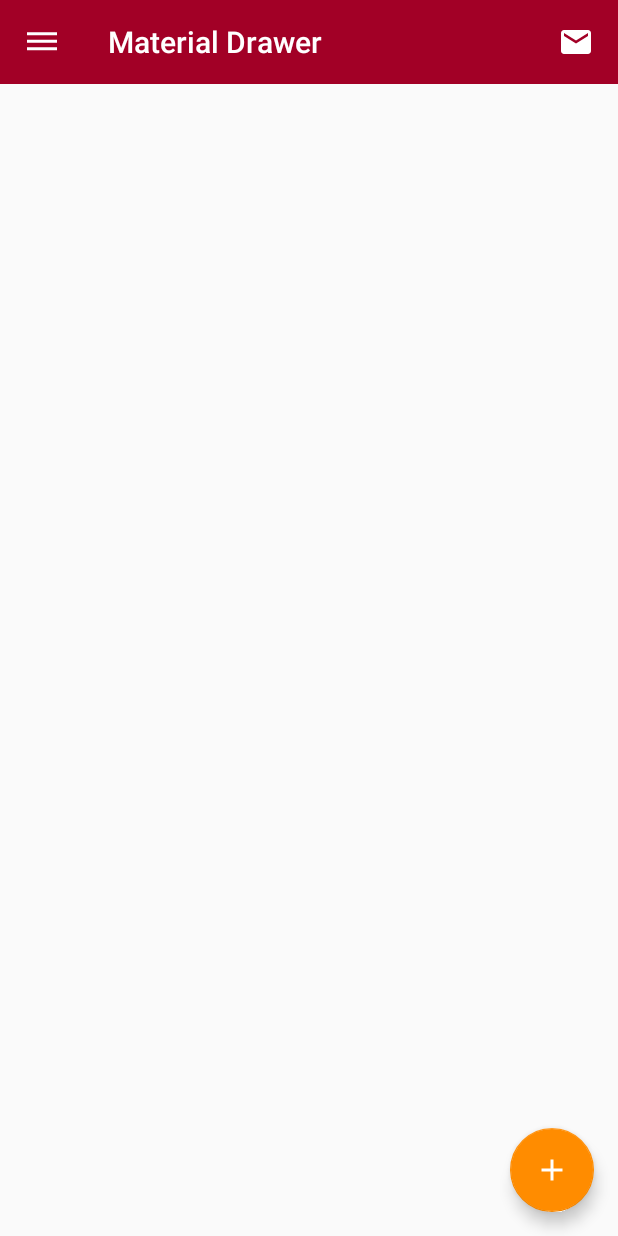
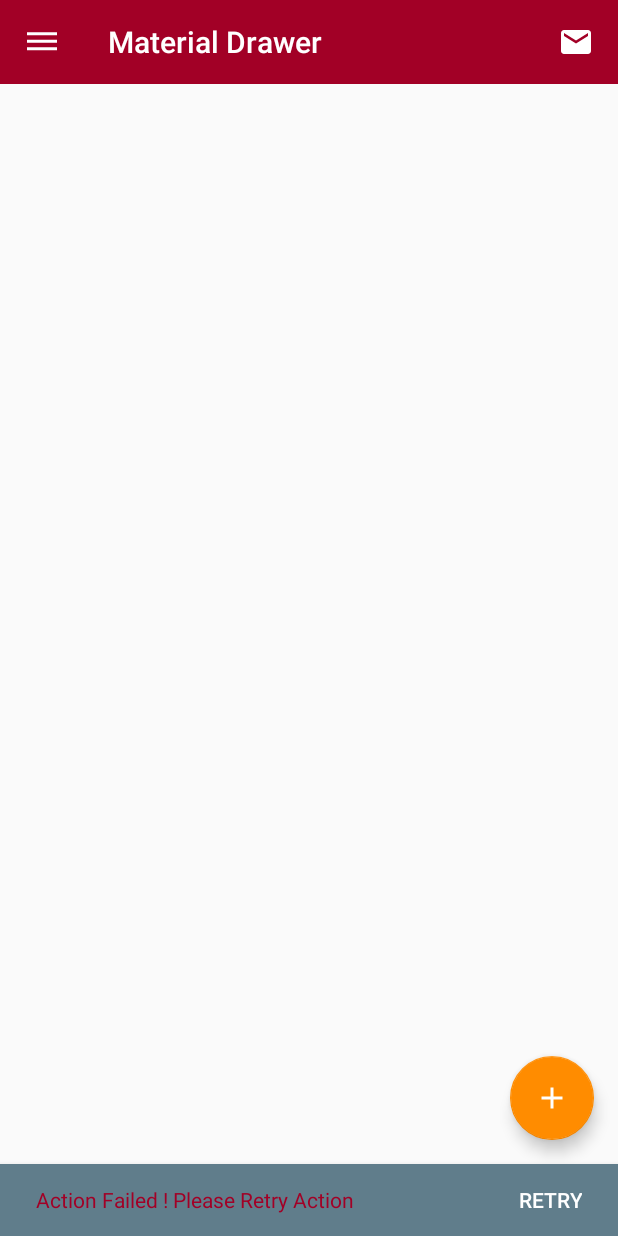
Before and after one commit to esmaeil-ahmadipour/Android_MaterialDesign, an Android app: the OneActivity screen opened directly, with no data from a screen before it, after a tap on an icon or button, on a phone screen of 412 x 824 dp. Run offline under Robolectric (Android 15) with nearby library versions, the phone set to English and light mode, and no system bars.

Commit message:
Commit> Add Custom Snackbar

```diff
--- a/app/src/main/java/ir/ea2/android_materialdesign/OneActivity.java
+++ b/app/src/main/java/ir/ea2/android_materialdesign/OneActivity.java
@@ -14,12 +14,14 @@ import android.widget.Toast;
 
 import com.google.android.material.floatingactionbutton.FloatingActionButton;
 import com.google.android.material.navigation.NavigationView;
+import com.google.android.material.snackbar.Snackbar;
 
 import androidx.annotation.IdRes;
 import androidx.annotation.NonNull;
 import androidx.appcompat.app.ActionBarDrawerToggle;
 import androidx.appcompat.app.AppCompatActivity;
 import androidx.appcompat.widget.Toolbar;
+import androidx.coordinatorlayout.widget.CoordinatorLayout;
 import androidx.core.view.GravityCompat;
 import androidx.drawerlayout.widget.DrawerLayout;
 
@@ -30,6 +32,10 @@ public class OneActivity extends AppCompatActivity implements NavigationView.OnN
     private NavigationView navigationView;
     private Toolbar mainToolbar;
     private FloatingActionButton fab;
+    private CoordinatorLayout coordinatorLayout;
+    private Snackbar snackbar;
+    private View snackbarView;
+    private TextView snakbarTextView;
 
     @Override
     protected void onCreate(Bundle savedInstanceState) {
@@ -48,12 +54,29 @@ public class OneActivity extends AppCompatActivity implements NavigationView.OnN
         setupListeners();
     }
 
+    private void setupSnackbar() {
+        snackbar = Snackbar.make(coordinatorLayout, getResources().getString(R.string.toast_retry_action), Snackbar.LENGTH_INDEFINITE);
+        snackbar.setDuration(6000);
+        snackbar.setAction(getResources().getString(R.string.snackbar_btn_retry), new View.OnClickListener() {
+            @Override
+            public void onClick(View v) {
+                Toast.makeText(context, getResources().getString(R.string.toast_retry_action), Toast.LENGTH_SHORT)
+                        .show();
+            }
+        });
+        snackbar.setActionTextColor(getResources().getColor(R.color.colorWhite));
+        snackbarView = snackbar.getView();
+        snackbarView.setBackgroundColor(getResources().getColor(R.color.errorColor));
+        snakbarTextView = snackbarView.findViewById(com.google.android.material.R.id.snackbar_text);
+        snakbarTextView.setTextColor(getResources().getColor(R.color.primaryColor));
+    }
+
     private void setupListeners() {
         fab.setOnClickListener(new View.OnClickListener() {
             @Override
             public void onClick(View v) {
-                Toast.makeText(context, getResources().getString(R.string.app_title), Toast.LENGTH_SHORT)
-                        .show();
+                setupSnackbar();
+                snackbar.show();
             }
         });
     }
@@ -68,6 +91,7 @@ public class OneActivity extends AppCompatActivity implements NavigationView.OnN
 
 
     private void setViews() {
+        coordinatorLayout = findViewById(R.id.ac_one_root_element);
         fab = findViewById(R.id.ac_one_fab);
         drawerLayout = findViewById(R.id.drawer_layout);
         navigationView = findViewById(R.id.navigation_view);
--- a/app/src/main/res/layout/activity_one.xml
+++ b/app/src/main/res/layout/activity_one.xml
@@ -1,7 +1,12 @@
 <?xml version="1.0" encoding="utf-8"?>
-    <androidx.constraintlayout.widget.ConstraintLayout xmlns:android="http://schemas.android.com/apk/res/android"
-        xmlns:app="http://schemas.android.com/apk/res-auto"
-        xmlns:tools="http://schemas.android.com/tools"
+<androidx.coordinatorlayout.widget.CoordinatorLayout xmlns:android="http://schemas.android.com/apk/res/android"
+    xmlns:app="http://schemas.android.com/apk/res-auto"
+    xmlns:tools="http://schemas.android.com/tools"
+    android:id="@+id/ac_one_root_element"
+    android:layout_width="match_parent"
+    android:layout_height="match_parent">
+
+    <androidx.constraintlayout.widget.ConstraintLayout
         android:layout_width="match_parent"
         android:layout_height="match_parent"
         tools:context=".OneActivity">
@@ -12,6 +17,10 @@
             app:layout_constraintEnd_toEndOf="parent"
             app:layout_constraintTop_toTopOf="parent" />
 
+
+
+    </androidx.constraintlayout.widget.ConstraintLayout>
+
     <com.google.android.material.floatingactionbutton.FloatingActionButton
         android:id="@+id/ac_one_fab"
         android:layout_width="wrap_content"
@@ -20,9 +29,10 @@
         android:layout_marginBottom="16dp"
         android:clickable="true"
         android:elevation="8dp"
+        android:src="@drawable/ic_add"
         app:fabSize="normal"
-        android:src="@drawable/ic_add"
+        android:layout_gravity="bottom|end"
         app:layout_constraintBottom_toBottomOf="parent"
         app:layout_constraintEnd_toEndOf="parent" />
 
-</androidx.constraintlayout.widget.ConstraintLayout>
+</androidx.coordinatorlayout.widget.CoordinatorLayout>
--- a/app/src/main/res/values/strings.xml
+++ b/app/src/main/res/values/strings.xml
@@ -28,8 +28,11 @@
     <string name="tab_title_ios">IOS</string>
     <string name="main_rdBtn_activity3">Activity 3</string>
     <string name="main_rdBtn_activity4">Activity 4</string>
+
     <!--String Use In Toast's -->
     <string name="toast_select_item">Please , Select One Item</string>
+    <string name="toast_retry_action">Action Failed ! Please Retry Action</string>
+    <string name="snackbar_btn_retry">Retry</string>
 
 
 </resources>
```
